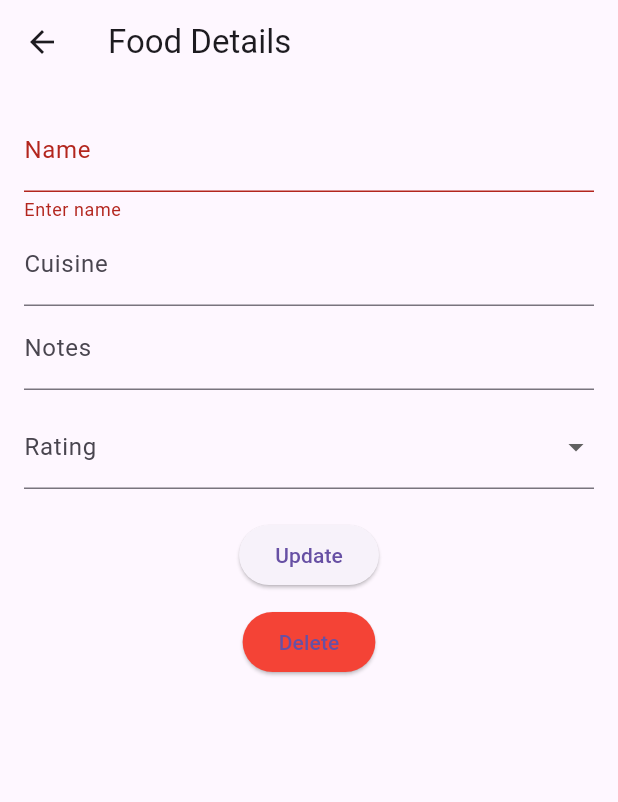
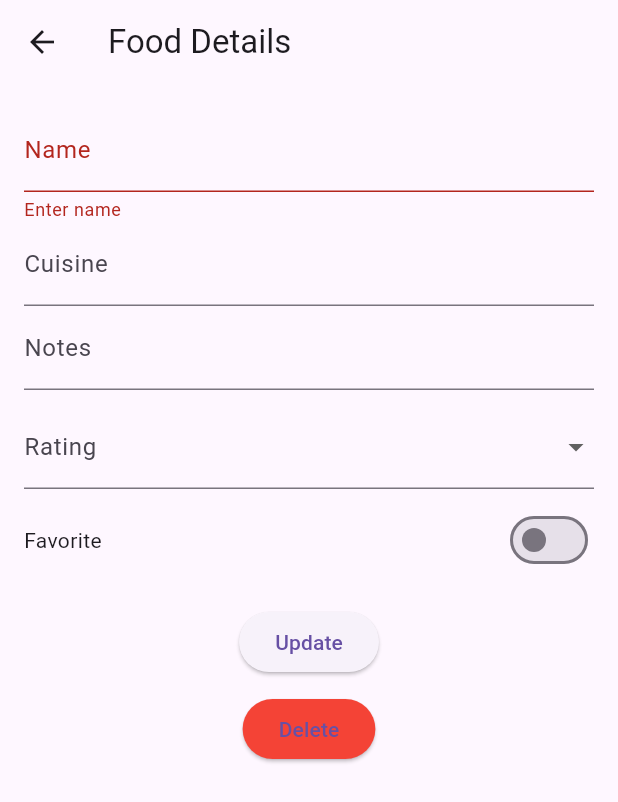
Before and after one commit to AyanLakhani14/Kravr, a Flutter app: the DetailScreen screen opened directly with empty values, after a tap on "Update", on a phone screen of 412 x 824 dp. Shown: the top 802 px of the screen. Run offline on Flutter 3.47's test engine with Material 3 defaults, Android fonts, the phone set to English and light mode, and no system bars; our stand-ins replace sqflite; accounts and stored records are empty.

Commit message:
Add favorite toggle functionality to food details

```diff
--- a/lib/screens/detail_screen.dart
+++ b/lib/screens/detail_screen.dart
@@ -18,6 +18,7 @@ class _DetailScreenState extends State<DetailScreen> {
   late TextEditingController cuisineController;
   late TextEditingController notesController;
   int rating = 1;
+  bool isFavorite = false;
 
   @override
   void initState() {
@@ -26,6 +27,7 @@ class _DetailScreenState extends State<DetailScreen> {
     cuisineController = TextEditingController(text: widget.spot.cuisine);
     notesController = TextEditingController(text: widget.spot.notes);
     rating = widget.spot.rating;
+    isFavorite = widget.spot.isFavorite;
   }
 
   Future<void> updateSpot() async {
@@ -36,7 +38,7 @@ class _DetailScreenState extends State<DetailScreen> {
         cuisine: cuisineController.text,
         rating: rating,
         notes: notesController.text,
-        isFavorite: widget.spot.isFavorite,
+        isFavorite: isFavorite,
       );
 
       await DBHelper.instance.updateFoodSpot(updatedSpot);
@@ -89,6 +91,24 @@ class _DetailScreenState extends State<DetailScreen> {
                   });
                 },
               ),
+
+              const SizedBox(height: 10),
+
+              Row(
+                mainAxisAlignment: MainAxisAlignment.spaceBetween,
+                children: [
+                  const Text('Favorite'),
+                  Switch(
+                    value: isFavorite,
+                    onChanged: (value) {
+                      setState(() {
+                        isFavorite = value;
+                      });
+                    },
+                  ),
+                ],
+              ),
+
               const SizedBox(height: 20),
               ElevatedButton(
                 onPressed: updateSpot,
```
